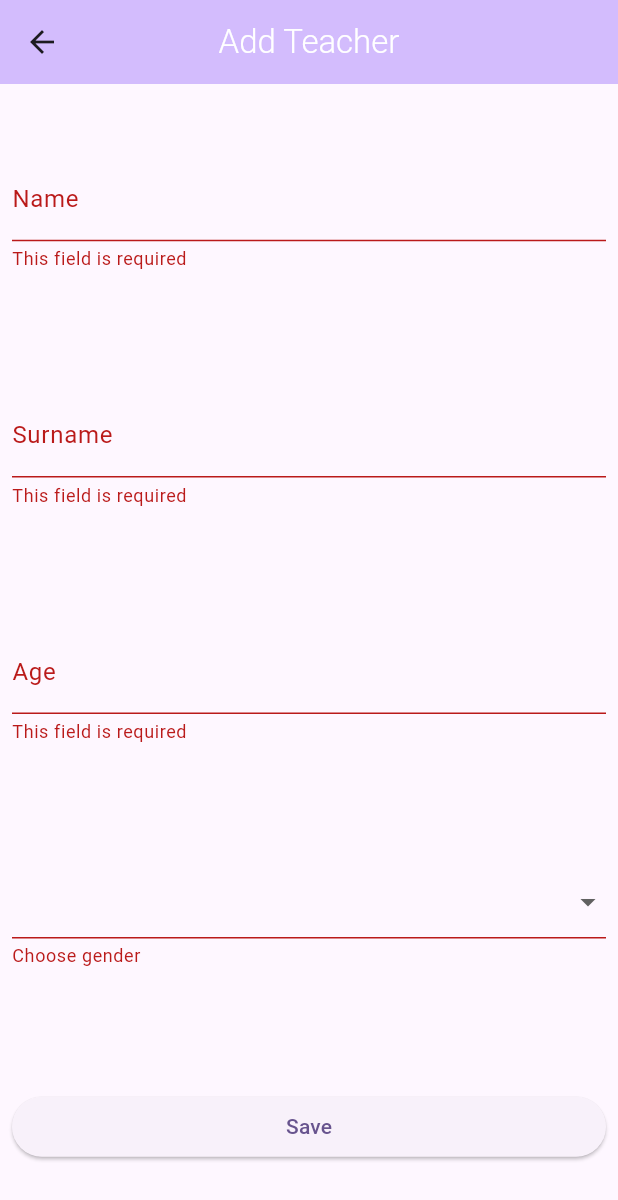
After one commit to OsmanCanCinar/Flutter_BootCamp, a Flutter app: the NewTeacherPage screen opened by its route, after a tap on "Save", on a phone screen of 412 x 824 dp. The commit adds this screen. Shown: the top 1200 px of the screen. Run offline on Flutter 3.47's test engine with Material 3 defaults, Android fonts, the phone set to English and light mode, and no system bars; our stand-ins replace flutter_riverpod.

Commit message:
Add new teachers page and use named routes for navigation

```diff
--- a/lib/main.dart
+++ b/lib/main.dart
@@ -1,6 +1,7 @@
 import 'package:flutter/material.dart';
 import 'package:flutter_riverpod/flutter_riverpod.dart';
 import 'package:flutter_skeleton/pages/messages_page.dart';
+import 'package:flutter_skeleton/pages/new_teacher_page.dart';
 import 'package:flutter_skeleton/pages/students_page.dart';
 import 'package:flutter_skeleton/pages/teachers_page.dart';
 import 'package:flutter_skeleton/providers/app_providers.dart';
@@ -21,14 +22,15 @@ class SkeletonApp extends StatelessWidget {
         colorScheme: ColorScheme.fromSeed(seedColor: Colors.deepPurple),
         useMaterial3: true,
       ),
-      home: const HomePage(),
-      // initialRoute: '/',
-      // routes: {
-      //   '/': (context) => const HomePage(),
-      //   '/students': (context) => const StudentsPage(title: 'Students'),
-      //   '/teachers': (context) => const TeachersPage(title: 'Teachers'),
-      //   '/messages': (context) => const MessagesPage(title: 'Messages'),
-      // },
+      // home: const HomePage(),
+      initialRoute: '/',
+      routes: {
+        '/': (context) => const HomePage(),
+        '/students': (context) => const StudentsPage(title: 'Students'),
+        '/teachers': (context) => const TeachersPage(title: 'Teachers'),
+        '/messages': (context) => const MessagesPage(title: 'Messages'),
+        '/newTeacher': (context) => const NewTeacherPage(title: 'Add Teacher'),
+      },
     );
   }
 }
@@ -78,22 +80,22 @@ class HomePage extends ConsumerWidget {
             ListTile(
               title: const Text('Students'),
               onTap: () {
-                // Navigator.of(context).pushNamed('/students');
-                _navigateToStudentPage(context);
+                Navigator.of(context).pushNamed('/students');
+                //_navigateToStudentPage(context);
               },
             ),
             ListTile(
               title: const Text('Teachers'),
               onTap: () {
-                // Navigator.of(context).pushNamed('/teachers');
-                _navigateToTeacherPage(context);
+                Navigator.of(context).pushNamed('/teachers');
+                //_navigateToTeacherPage(context);
               },
             ),
             ListTile(
               title: const Text('Messages'),
               onTap: () {
-                // Navigator.of(context).pushNamed('/messages');
-                _navigateToMessagePage(context);
+                Navigator.of(context).pushNamed('/messages');
+                // _navigateToMessagePage(context);
               },
             ),
           ],
@@ -109,20 +111,20 @@ class HomePage extends ConsumerWidget {
           children: [
             TextButton(
                 onPressed: () {
-                  // Navigator.of(context).pushNamed('/students');
-                  _navigateToStudentPage(context);
+                  Navigator.of(context).pushNamed('/students');
+                  // _navigateToStudentPage(context);
                 },
                 child: Text("${studentsRepository.students.length} Students")),
             TextButton(
                 onPressed: () {
-                  // Navigator.of(context).pushNamed('/teachers');
-                  _navigateToTeacherPage(context);
+                  Navigator.of(context).pushNamed('/teachers');
+                  // _navigateToTeacherPage(context);
                 },
                 child: Text("${teachersRepository.teachers.length} Teachers")),
             TextButton(
                 onPressed: () {
-                  // Navigator.of(context).pushNamed('/messages');
-                  _navigateToMessagePage(context);
+                  Navigator.of(context).pushNamed('/messages');
+                  // _navigateToMessagePage(context);
                 },
                 child: Text("$newMessageCount Messages")),
           ],
--- /dev/null
+++ b/lib/pages/new_teacher_page.dart
@@ -0,0 +1,121 @@
+import 'package:flutter/material.dart';
+import 'package:flutter_riverpod/flutter_riverpod.dart';
+
+class NewTeacherPage extends ConsumerStatefulWidget {
+  final String title;
+
+  const NewTeacherPage({super.key, required this.title});
+
+  @override
+  ConsumerState<NewTeacherPage> createState() => _NewTeacherPageState();
+}
+
+class _NewTeacherPageState extends ConsumerState<NewTeacherPage> {
+  final Map<String, dynamic> entries = {};
+  final _formKey = GlobalKey<FormState>();
+
+  @override
+  Widget build(BuildContext context) {
+    return Scaffold(
+      appBar: AppBar(
+        title: Text(widget.title),
+        centerTitle: true,
+        titleTextStyle: TextStyle(
+            color: Theme.of(context).colorScheme.onPrimary,
+            fontWeight: FontWeight.w300,
+            fontSize: 22),
+        backgroundColor: Theme.of(context).colorScheme.inversePrimary,
+      ),
+      body: SafeArea(
+        child: Padding(
+          padding: const EdgeInsets.all(8.0),
+          child: Form(
+            key: _formKey,
+            child: Column(
+              mainAxisAlignment: MainAxisAlignment.spaceAround,
+              crossAxisAlignment: CrossAxisAlignment.stretch,
+              children: [
+                TextFormField(
+                  decoration: const InputDecoration(
+                    label: Text('Name'),
+                  ),
+                  validator: (value) {
+                    if (value?.isNotEmpty != true) {
+                      return "This field is required";
+                    }
+                    return null;
+                  },
+                  onSaved: (newValue) {
+                    entries['name'] = newValue;
+                  },
+                ),
+                TextFormField(
+                  decoration: const InputDecoration(
+                    label: Text('Surname'),
+                  ),
+                  validator: (value) {
+                    if (value?.isNotEmpty != true) {
+                      return "This field is required";
+                    }
+                    return null;
+                  },
+                  onSaved: (newValue) {
+                    entries['surname'] = newValue;
+                  },
+                ),
+                TextFormField(
+                  decoration: const InputDecoration(
+                    label: Text('Age'),
+                  ),
+                  validator: (value) {
+                    if (value?.isNotEmpty != true) {
+                      return "This field is required";
+                    }
+                    return null;
+                  },
+                  onSaved: (newValue) {
+                    entries['age'] = int.parse(newValue!);
+                  },
+                ),
+                DropdownButtonFormField(
+                  items: const [
+                    DropdownMenuItem(
+                      value: "male",
+                      child: Text('Male'),
+                    ),
+                    DropdownMenuItem(
+                      value: "female",
+                      child: Text('Female'),
+                    )
+                  ],
+                  value: entries['gender'],
+                  onChanged: (value) {
+                    setState(() {
+                      entries['gender'] = value;
+                    });
+                  },
+                  validator: (value) {
+                    if (value == null) {
+                      return "Choose gender";
+                    }
+                    return null;
+                  },
+                ),
+                ElevatedButton(
+                    onPressed: () {
+                      final formSate = _formKey.currentState;
+                      if (formSate == null) return;
+                      if (formSate.validate() == true) {
+                        formSate.save();
+                        print(entries);
+                      }
+                    },
+                    child: const Text('Save')),
+              ],
+            ),
+          ),
+        ),
+      ),
+    );
+  }
+}
--- a/lib/pages/teachers_page.dart
+++ b/lib/pages/teachers_page.dart
@@ -53,6 +53,12 @@ class TeachersPage extends ConsumerWidget {
             ),
           ],
         ),
+      ),
+      floatingActionButton: FloatingActionButton(
+        child: const Icon(Icons.add),
+        onPressed: () {
+          Navigator.of(context).pushNamed('/newTeacher');
+        },
       ),
     );
   }
```
